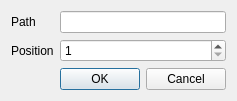
This is src/views/ui_files/account_group_dialog.ui in JakubFranek/Kapytal as Qt 5 draws it before an edit. The edited form follows.
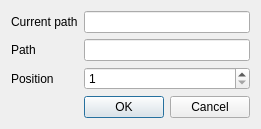
This is the edited form.

Commit message: Implement AccountGroup editing in accountTree

Patch:
```diff
--- a/src/views/ui_files/account_group_dialog.ui
+++ b/src/views/ui_files/account_group_dialog.ui
@@ -26,24 +26,24 @@
    <property name="sizeConstraint">
     <enum>QLayout::SetFixedSize</enum>
    </property>
-   <item row="0" column="0">
+   <item row="2" column="0">
     <widget class="QLabel" name="pathLabel">
      <property name="text">
       <string>Path</string>
      </property>
     </widget>
    </item>
-   <item row="0" column="1">
+   <item row="2" column="1">
     <widget class="QLineEdit" name="pathLineEdit"/>
    </item>
-   <item row="1" column="0">
+   <item row="3" column="0">
     <widget class="QLabel" name="positionLabel">
      <property name="text">
       <string>Position</string>
      </property>
     </widget>
    </item>
-   <item row="2" column="1">
+   <item row="4" column="1">
     <widget class="QDialogButtonBox" name="buttonBox">
      <property name="orientation">
       <enum>Qt::Horizontal</enum>
@@ -53,7 +53,7 @@
      </property>
     </widget>
    </item>
-   <item row="1" column="1">
+   <item row="3" column="1">
     <widget class="QSpinBox" name="positionSpinBox">
      <property name="alignment">
       <set>Qt::AlignLeading|Qt::AlignLeft|Qt::AlignVCenter</set>
@@ -63,6 +63,16 @@
      </property>
     </widget>
    </item>
+   <item row="1" column="0">
+    <widget class="QLabel" name="currentPathLabel">
+     <property name="text">
+      <string>Current path</string>
+     </property>
+    </widget>
+   </item>
+   <item row="1" column="1">
+    <widget class="QLineEdit" name="currentPathLineEdit"/>
+   </item>
   </layout>
  </widget>
  <resources/>
```
The commit also changes 5 other files.
